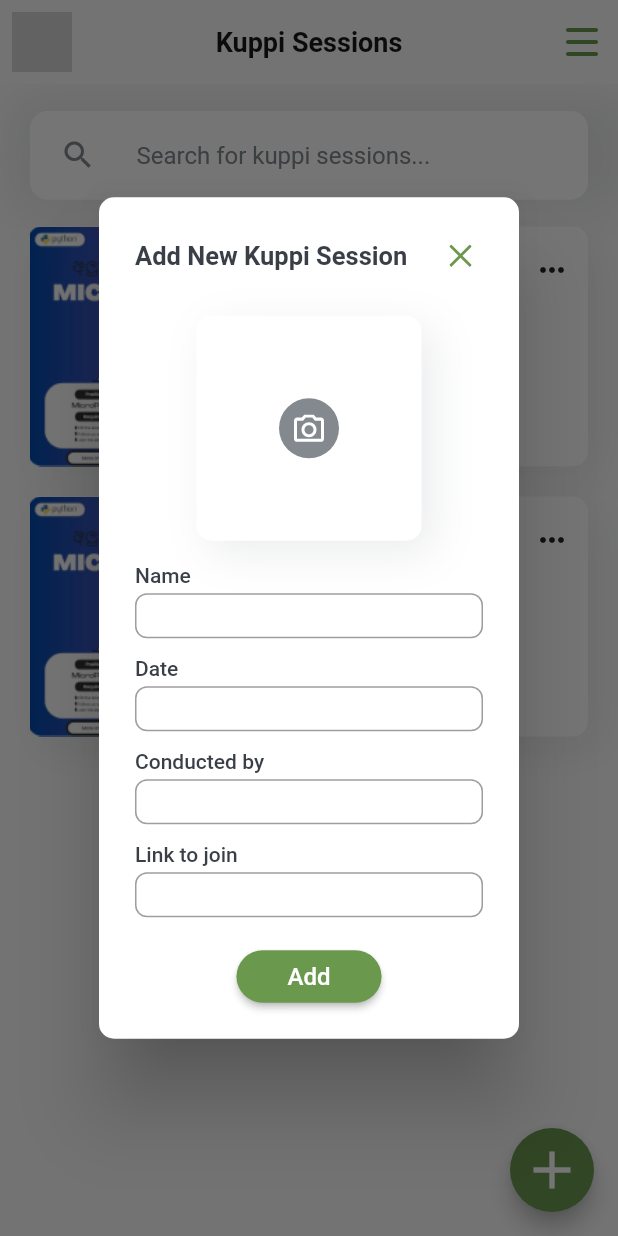
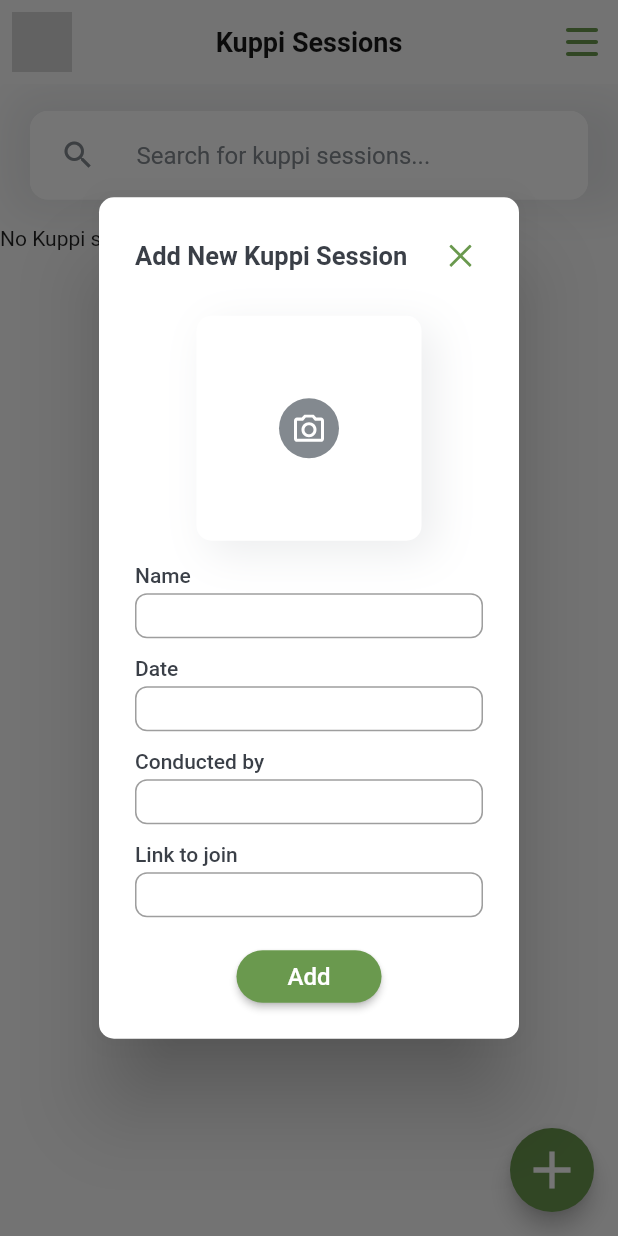
Before and after one commit to Chamith-Dilshan/ScholarSync_MobileApp, a Flutter app: the KuppiPage screen opened directly, after a tap on an icon or button, on a phone screen of 412 x 824 dp. Run offline on Flutter 3.47's test engine with Material 2 defaults, Android fonts, the phone set to English and light mode, and no system bars; drawn by our look-alikes of calendar_view; our stand-ins replace cloud_firestore, expandable_text, firebase_auth, firebase_core, firebase_storage, flutter_riverpod and 2 more; accounts and stored records are empty.

Commit message:
Add Read and Delete operations for Kuppi sessions

```diff
--- a/lib/common/reusable_form_dialog.dart
+++ b/lib/common/reusable_form_dialog.dart
@@ -83,8 +83,7 @@ class _ReusableFormDialogState extends State<ReusableFormDialog> {
                     if (widget.onSubmit != null) {
                       widget.onSubmit!(_formData);
                     }
-
-                    Navigator.pop(context);
+                    Navigator.of(context).pop();
                   }
                 },
                 backgroundColor: PaletteLightMode.secondaryGreenColor,
--- a/lib/features/view/kuppi_page.dart
+++ b/lib/features/view/kuppi_page.dart
@@ -29,15 +29,6 @@ class _KuppiPageState extends State<KuppiPage> {
   final _conductorController = TextEditingController();
   final _linkController = TextEditingController();
 
-  // Future addKuppiSession() async {
-  //   await FirebaseFirestore.instance.collection('kuppis').add({
-  //     'date': _dateController.text.trim(),
-  //     'name': _nameController.text.trim(),
-  //     'conductor': _conductorController.text.trim(),
-  //     'link': _linkController.text.trim(),
-  //   });
-  // }
-
   Future<void> createNewKuppiSession() async {
     KuppiSession kuppiSession = KuppiSession(
       id: '',
@@ -48,6 +39,7 @@ class _KuppiPageState extends State<KuppiPage> {
     );
 
     await _kuppiRepository.createKuppiSession(kuppiSession);
+    setState(() {});
   }
 
   @override
@@ -92,24 +84,37 @@ class _KuppiPageState extends State<KuppiPage> {
             ),
             const SizedBox(height: 18),
             Expanded(
-              child: ListView(
-                physics: const BouncingScrollPhysics(),
-                padding: const EdgeInsets.only(bottom: 20, left: 20, right: 20),
-                children: const [
-                  ImageWithTextWidget(
-                    title: 'MICROPYTHON',
-                    subtitle: 'by ATD Gamage',
-                    date: '30th July, 2023',
-                    imagePath: ImageConstants.kuppi1,
-                  ),
-                  SizedBox(height: 20),
-                  ImageWithTextWidget(
-                    title: 'Mathematics for Computing',
-                    subtitle: 'by ATD Gamage',
-                    date: '30th July, 2023',
-                    imagePath: ImageConstants.kuppi1,
-                  ),
-                ],
+              child: FutureBuilder<List<KuppiSession>>(
+                future: _kuppiRepository.getKuppiSessions(),
+                builder: (context, snapshot) {
+                  if (snapshot.connectionState == ConnectionState.waiting) {
+                    return const CircularProgressIndicator();
+                  } else if (snapshot.hasError) {
+                    return const Text('Error fetching Kuppi sessions');
+                  } else if (!snapshot.hasData || snapshot.data!.isEmpty) {
+                    return const Text('No Kuppi sessions available');
+                  } else {
+                    return ListView.builder(
+                      physics: const BouncingScrollPhysics(),
+                      padding: const EdgeInsets.only(
+                          bottom: 20, left: 20, right: 20),
+                      itemCount: snapshot.data!.length,
+                      itemBuilder: (context, index) {
+                        KuppiSession session = snapshot.data![index];
+                        return ImageWithTextWidget(
+                          id: session.id,
+                          title: session.name,
+                          subtitle: 'by ${session.conductor}',
+                          date: session.date,
+                          imagePath: ImageConstants.kuppi1,
+                          onDelete: () {
+                            setState(() {});
+                          },
+                        );
+                      },
+                    );
+                  }
+                },
               ),
             ),
           ],
--- a/lib/utils/kuppi_repository.dart
+++ b/lib/utils/kuppi_repository.dart
@@ -37,9 +37,9 @@ class KuppiRepository {
     }
   }
 
-  Future<void> deleteKuppiSession(String sessionId) async {
+  Future<void> deleteKuppiSession(String id) async {
     try {
-      await _firestore.collection('kuppiSessions').doc(sessionId).delete();
+      await _firestore.collection('kuppiSessions').doc(id).delete();
     } catch (error) {
       // print("Error deleting kuppi session: $error");
     }
```
Also changed, not shown: lib/features/widgets/kuppi_widget.dart (+16 -2 lines).
